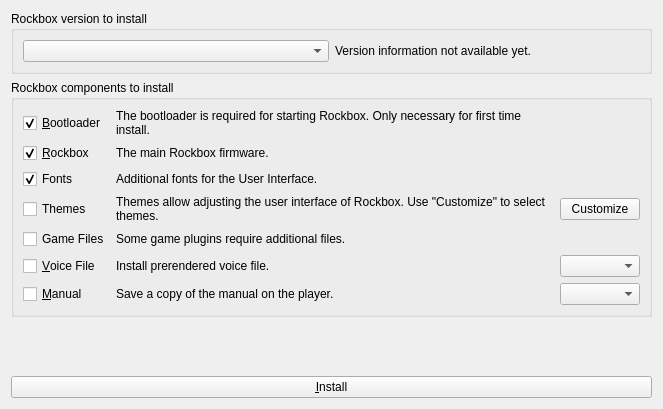
First picture: the form in rbutil/rbutilqt/gui/selectiveinstallwidgetfrm.ui, repository Rockbox/rockbox, before the edit.
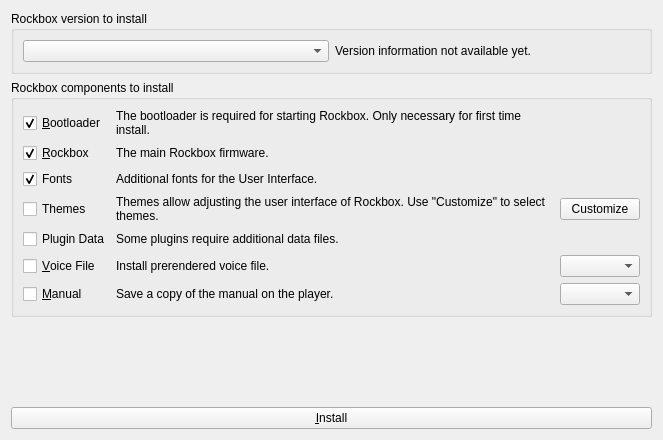
Second picture: the form after the edit. Icons and pictures are not drawn.

Commit message:
rbutil: Add MIDI patchset to plugin data installation.
Add installing the MIDI patchset, and subsequently rename from Game
Files to Plugin Data Files.

What changed in the file:
```diff
--- a/rbutil/rbutilqt/gui/selectiveinstallwidgetfrm.ui
+++ b/rbutil/rbutilqt/gui/selectiveinstallwidgetfrm.ui
@@ -7,7 +7,7 @@
     <x>0</x>
     <y>0</y>
     <width>663</width>
-    <height>409</height>
+    <height>440</height>
    </rect>
   </property>
   <property name="sizePolicy">
@@ -148,7 +148,7 @@
          </sizepolicy>
         </property>
         <property name="text">
-         <string>Some game plugins require additional files.</string>
+         <string>Some plugins require additional data files.</string>
         </property>
         <property name="wordWrap">
          <bool>true</bool>
@@ -192,7 +192,7 @@
       <item row="6" column="0">
        <widget class="QCheckBox" name="gamefileCheckbox">
         <property name="text">
-         <string>Game Files</string>
+         <string>Plugin Data</string>
         </property>
         <property name="icon">
          <iconset resource="../rbutilqt.qrc">
```
Left out of the diff: 6 changed lines with no effect on the pictures. The commit also changes 4 other files.
